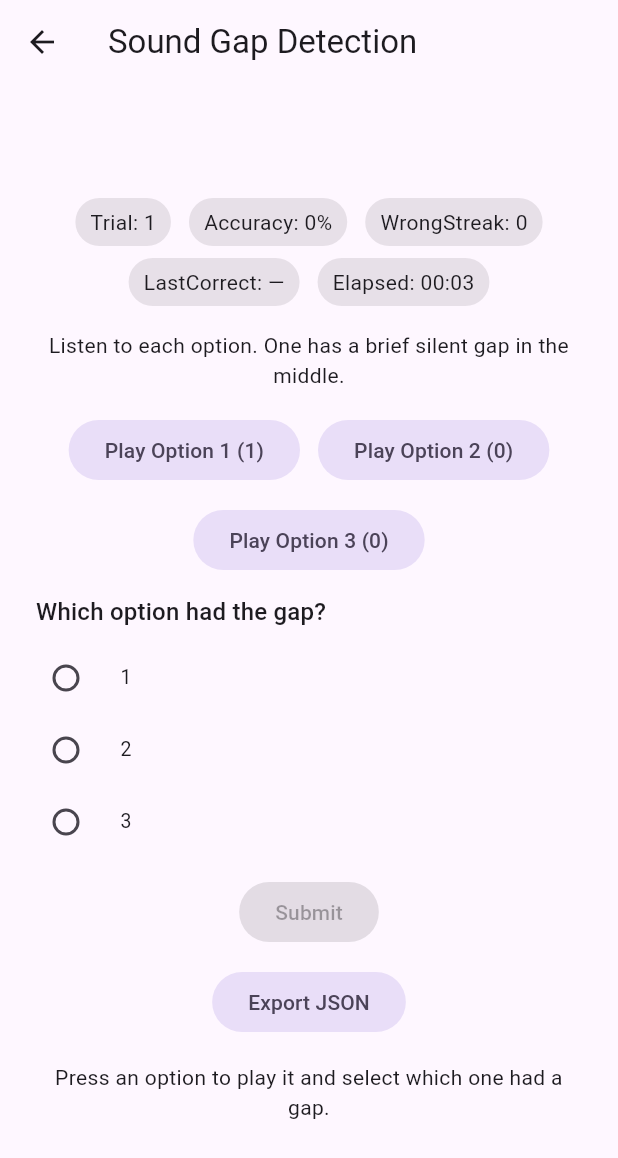
After one commit to cmdor/human_sensing_benchmarks, a Flutter app: the SoundGapDetectionPage screen opened directly, after a tap on an icon or button, on a phone screen of 412 x 824 dp. The commit adds this screen. Shown: the top 1158 px of the screen. Run offline on Flutter 3.47's test engine with Material 3 defaults, Android fonts, the phone set to English and light mode, and no system bars; our stand-ins replace shared_preferences; missing offline and left inert: dart:html, flutter_soloud; accounts and stored records are empty.

Commit message:
fix: cleanup sound gap detection project

```diff
--- a/lib/main.dart
+++ b/lib/main.dart
@@ -5,6 +5,7 @@ import 'sight/smallest_noticeable_size.dart';
 import 'sight/contrast_finder.dart';
 import 'sight/outcomes_page.dart';
 import 'sound/pitch_frequency_range.dart';
+import 'sound/sound_gap_detection.dart';
 
 void main() {
   runApp(const MyApp());
@@ -106,6 +107,17 @@ class TrialHomePage extends StatelessWidget {
                   },
                   child: const Text('Pitch Frequency Range'),
                 ),
+                const SizedBox(height: 12),
+                FilledButton.tonal(
+                  onPressed: () {
+                    Navigator.of(context).push(
+                      MaterialPageRoute<void>(
+                        builder: (_) => const SoundGapDetectionPage(),
+                      ),
+                    );
+                  },
+                  child: const Text('Sound Gap Detection'),
+                ),
               ],
             ),
           ),
--- a/lib/sound/soloud_tone_player.dart
+++ b/lib/sound/soloud_tone_player.dart
@@ -14,6 +14,7 @@ class SoLoudTonePlayer {
   bool _initialized = false;
 
   AudioSource? _sineSource;
+  AudioSource? _noisySource;
 
   Future<void> _ensureInit() async {
     if (_initialized) return;
@@ -34,6 +35,24 @@ class SoLoudTonePlayer {
       0.0, // detune
     );
     return _sineSource!;
+  }
+
+  Future<AudioSource> _ensureNoisySource() async {
+    await _ensureInit();
+    if (_noisySource != null) return _noisySource!;
+
+    // flutter_soloud does not currently expose a dedicated "white noise" waveform.
+    // As a practical stand-in, we use a super filtered saw with detune/scale to
+    // produce a broadband, noise-like texture for gap-detection tasks.
+    _noisySource = await _soloud.loadWaveform(
+      WaveForm.fSaw,
+      true, // superWave
+      2.0, // scale
+      0.18, // detune
+    );
+    // A high-ish base frequency yields a hiss-like sound.
+    _soloud.setWaveformFreq(_noisySource!, 8000.0);
+    return _noisySource!;
   }
 
   /// Play a sine tone. Returns once playback has been started.
@@ -57,12 +76,51 @@ class SoLoudTonePlayer {
     );
   }
 
+  /// Play a noise-like procedural sound with an optional mid-sound silent gap.
+  ///
+  /// This is useful for "gap detection" / temporal resolution tasks.
+  Future<void> playNoisyWithOptionalGap({
+    required double amplitude,
+    required Duration totalDuration,
+    Duration? gapStart,
+    Duration? gapDuration,
+  }) async {
+    final source = await _ensureNoisySource();
+    final handle = _soloud.play(source, volume: amplitude.clamp(0.0, 1.0));
+
+    final start = gapStart;
+    final dur = gapDuration;
+    if (start != null && dur != null && start > Duration.zero && dur > Duration.zero) {
+      unawaited(
+        Future<void>.delayed(start, () async {
+          _soloud.setVolume(handle, 0.0);
+        }),
+      );
+      unawaited(
+        Future<void>.delayed(start + dur, () async {
+          _soloud.setVolume(handle, amplitude.clamp(0.0, 1.0));
+        }),
+      );
+    }
+
+    _soloud.fadeVolume(handle, 0.0, totalDuration);
+    unawaited(
+      Future<void>.delayed(totalDuration, () async {
+        await _soloud.stop(handle);
+      }),
+    );
+  }
+
   Future<void> dispose() async {
     if (!_initialized) return;
     if (_sineSource != null) {
       await _soloud.disposeSource(_sineSource!);
       _sineSource = null;
     }
+    if (_noisySource != null) {
+      await _soloud.disposeSource(_noisySource!);
+      _noisySource = null;
+    }
     _soloud.deinit();
     _initialized = false;
   }
--- /dev/null
+++ b/lib/sound/sound_gap_detection.dart
@@ -0,0 +1,287 @@
+import 'dart:math';
+
+import 'package:flutter/material.dart';
+
+import '../utils/outcomes.dart';
+import '../utils/session_store.dart';
+import '../utils/trial_framework.dart';
+import '../utils/trial_widgets.dart';
+import 'soloud_tone_player.dart';
+
+class GapOption {
+  const GapOption({
+    required this.id,
+    required this.hasGap,
+  });
+
+  final String id;
+  final bool hasGap;
+}
+
+class SoundGapTrial {
+  const SoundGapTrial({
+    required this.options,
+    required this.gapOptionId,
+    required this.totalDuration,
+    required this.gapStart,
+    required this.gapDuration,
+    required this.amplitude,
+  });
+
+  final List<GapOption> options;
+  final String gapOptionId;
+  final Duration totalDuration;
+  final Duration gapStart;
+  final Duration gapDuration;
+  final double amplitude;
+}
+
+class SoundGapGuess {
+  const SoundGapGuess(this.selectedOptionId);
+  final String selectedOptionId;
+}
+
+class SoundGapDetectionPage extends StatefulWidget {
+  const SoundGapDetectionPage({super.key});
+
+  @override
+  State<SoundGapDetectionPage> createState() => _SoundGapDetectionPageState();
+}
+
+class _SoundGapDetectionPageState extends State<SoundGapDetectionPage> {
+  final Random _random = Random();
+  final SessionStore _store = SessionStore();
+
+  late TrialRunner<SoundGapTrial, SoundGapGuess> _runner;
+  List<TrialOutcome> _outcomes = const <TrialOutcome>[];
+  bool _savedSession = false;
+  String _status = 'Press an option to play it and select which one had a gap.';
+  int? _selectedOptionNumber;
+  late Map<String, int> _playCounts;
+
+  static const int _numOptions = 3;
+  static const Duration _totalDuration = Duration(milliseconds: 900);
+  // Start with a clearly noticeable gap for early testing.
+  static const Duration _gapDurationBase = Duration(milliseconds: 260);
+  static const double _amplitude = 0.7;
+
+  @override
+  void initState() {
+    super.initState();
+    _runner = _newRunner();
+    _runner.start();
+    _playCounts = <String, int>{};
+  }
+
+  TrialRunner<SoundGapTrial, SoundGapGuess> _newRunner() {
+    return TrialRunner<SoundGapTrial, SoundGapGuess>(
+      initialState: TrialRunnerState(startedAt: DateTime.now()),
+      generateTrial: (state) {
+        final gapIndex = _random.nextInt(_numOptions);
+        final gapId = 'Option ${gapIndex + 1}';
+
+        final options = List<GapOption>.generate(_numOptions, (i) {
+          final id = 'Option ${i + 1}';
+          return GapOption(id: id, hasGap: i == gapIndex);
+        });
+
+        // Vary gap size around a "pretty large" default for early testing.
+        // Range derived from base: (base-80) .. (base+60). For 260ms => 180–320ms.
+        final int gapMinMs = max(60, _gapDurationBase.inMilliseconds - 80);
+        final int gapMaxMs = _gapDurationBase.inMilliseconds + 60;
+        final int gapMs = gapMinMs + _random.nextInt((gapMaxMs - gapMinMs) + 1);
+        final Duration gapDuration = Duration(milliseconds: gapMs);
+
+        // Put the gap roughly in the middle, but jitter it slightly so it’s not
+        // always identical.
+        final jitterMs = _random.nextInt(121) - 60; // [-60ms, +60ms]
+        final baseStartMs = (_totalDuration.inMilliseconds / 2).round() - 70;
+        final int latestStartMs =
+            _totalDuration.inMilliseconds - gapDuration.inMilliseconds - 120;
+        final int maxStartMs = max(120, latestStartMs);
+        final int startMs = (baseStartMs + jitterMs).clamp(120, maxStartMs);
+
+        return SoundGapTrial(
+          options: options,
+          gapOptionId: gapId,
+          totalDuration: _totalDuration,
+          gapStart: Duration(milliseconds: startMs),
+          gapDuration: gapDuration,
+          amplitude: _amplitude,
+        );
+      },
+      scoreTrial: (trial, guess) {
+        final correct = guess.selectedOptionId == trial.gapOptionId;
+        return TrialScore(
+          correct: correct,
+          valid: true,
+          data: <String, Object?>{
+            'selected': guess.selectedOptionId,
+            'gapOption': trial.gapOptionId,
+            'gapDurationMs': trial.gapDuration.inMilliseconds,
+            'gapStartMs': trial.gapStart.inMilliseconds,
+            'totalMs': trial.totalDuration.inMilliseconds,
+            'amplitude': trial.amplitude,
+            'playCountOption1': _playCounts['Option 1'] ?? 0,
+            'playCountOption2': _playCounts['Option 2'] ?? 0,
+            'playCountOption3': _playCounts['Option 3'] ?? 0,
+          },
+        );
+      },
+      reduceState: (state, score) {
+        final total = state.totalScored + 1;
+        final wrongStreak = score.correct ? 0 : (state.wrongStreak + 1);
+        return state.copyWith(
+          trialIndex: state.trialIndex + 1,
+          totalScored: total,
+          correctScored: state.correctScored + (score.correct ? 1 : 0),
+          wrongStreak: wrongStreak,
+          lastCorrectAt: score.correct ? DateTime.now() : state.lastCorrectAt,
+          finished: wrongStreak >= 2,
+        );
+      },
+    );
+  }
+
+  Future<void> _playOption(GapOption opt) async {
+    final trial = _runner.currentTrial;
+    setState(() {
+      _playCounts[opt.id] = (_playCounts[opt.id] ?? 0) + 1;
+    });
+    await SoLoudTonePlayer.instance.playNoisyWithOptionalGap(
+      amplitude: trial.amplitude,
+      totalDuration: trial.totalDuration,
+      gapStart: opt.hasGap ? trial.gapStart : null,
+      gapDuration: opt.hasGap ? trial.gapDuration : null,
+    );
+  }
+
+  void _submit() {
+    if (_runner.state.finished) return;
+    final selected = _selectedOptionNumber;
+    if (selected == null) {
+      setState(() {
+        _status = 'Select an option first, then press Submit.';
+      });
+      return;
+    }
+
+    final score = _runner.submitGuess(SoundGapGuess('Option $selected'));
+    setState(() {
+      _status = score.correct ? 'Correct.' : 'Not that one—try again.';
+      _selectedOptionNumber = null;
+    });
+
+    if (_runner.state.finished) _onFinished();
+  }
+
+  void _onFinished() {
+    if (_savedSession) return;
+    _savedSession = true;
+    final outcomes = deriveOutcomes(_runner.report);
+    setState(() {
+      _outcomes = outcomes;
+      _status = 'Finished (2 wrong in a row).';
+    });
+    _store.appendSession(_runner.report, _runner.summaryJson());
+  }
+
+  void _restart() {
+    setState(() {
+      _runner = _newRunner();
+      _runner.start();
+      _outcomes = const <TrialOutcome>[];
+      _savedSession = false;
+      _selectedOptionNumber = null;
+      _playCounts = <String, int>{};
+      _status = 'Press an option to play it and select which one had a gap.';
+    });
+  }
+
+  @override
+  Widget build(BuildContext context) {
+    final trial = _runner.currentTrial;
+    return Scaffold(
+      appBar: AppBar(title: const Text('Sound Gap Detection')),
+      body: Center(
+        child: SingleChildScrollView(
+          padding: const EdgeInsets.all(24),
+          child: ConstrainedBox(
+            constraints: const BoxConstraints(maxWidth: 520),
+            child: Column(
+              mainAxisSize: MainAxisSize.min,
+              children: [
+                SessionStatsBar(runner: _runner),
+                const SizedBox(height: 16),
+                const Text(
+                  'Listen to each option. One has a brief silent gap in the middle.',
+                  textAlign: TextAlign.center,
+                ),
+                const SizedBox(height: 16),
+                Wrap(
+                  spacing: 12,
+                  runSpacing: 12,
+                  alignment: WrapAlignment.center,
+                  children: [
+                    for (final opt in trial.options)
+                      FilledButton.tonal(
+                        onPressed: () => _playOption(opt),
+                        child: Text(
+                          'Play ${opt.id} (${_playCounts[opt.id] ?? 0})',
+                        ),
+                      ),
+                  ],
+                ),
+                const SizedBox(height: 12),
+                Align(
+                  alignment: Alignment.centerLeft,
+                  child: Text(
+                    'Which option had the gap?',
+                    style: Theme.of(context).textTheme.titleMedium,
+                  ),
+                ),
+                const SizedBox(height: 8),
+                RadioGroup<int>(
+                  groupValue: _selectedOptionNumber,
+                  onChanged: (v) {
+                    if (_runner.state.finished) return;
+                    setState(() {
+                      _selectedOptionNumber = v;
+                    });
+                  },
+                  child: Column(
+                    children: [
+                      for (var i = 0; i < trial.options.length; i++)
+                        RadioListTile<int>(
+                          value: i + 1,
+                          title: Text('${i + 1}'),
+                          enabled: !_runner.state.finished,
+                          dense: true,
+                          contentPadding: EdgeInsets.zero,
+                        ),
+                    ],
+                  ),
+                ),
+                const SizedBox(height: 12),
+                FilledButton(
+                  onPressed:
+                      _runner.state.finished ? null : (_selectedOptionNumber == null ? null : _submit),
+                  child: const Text('Submit'),
+                ),
+                const SizedBox(height: 12),
+                ExportJsonButton(runner: _runner),
+                const SizedBox(height: 16),
+                Text(_status, textAlign: TextAlign.center),
+                if (_runner.state.finished) OutcomesSummary(outcomes: _outcomes),
+                if (_runner.state.finished) ...[
+                  const SizedBox(height: 12),
+                  TextButton(onPressed: _restart, child: const Text('Restart')),
+                ],
+              ],
+            ),
+          ),
+        ),
+      ),
+    );
+  }
+}
```
